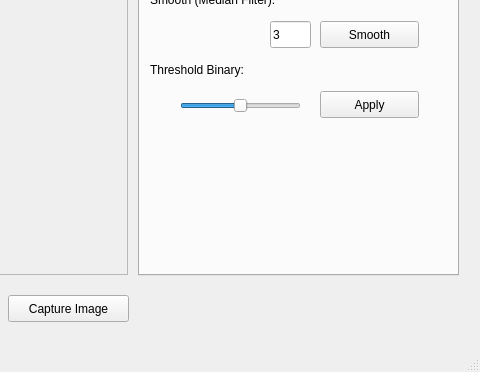
Before: the Qt Designer form mainwindow.ui in sina-cb/ColonD_ImageProcessor, drawn with Qt 5; both pictures show x 692 to 1172 and y 242 to 614 of the 1172 by 614 pixel window.
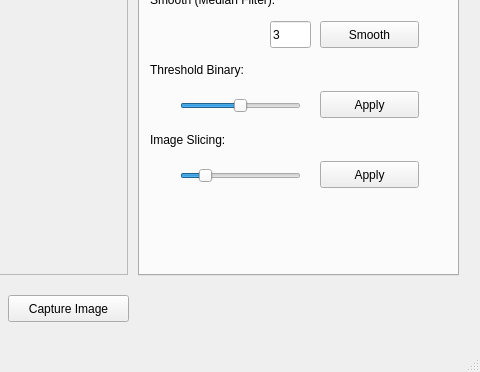
After: the same form once the commit is applied.

Patch:
```diff
--- a/mainwindow.ui
+++ b/mainwindow.ui
@@ -305,6 +305,60 @@
        <enum>Qt::Horizontal</enum>
       </property>
      </widget>
+     <widget class="QLabel" name="label_6">
+      <property name="geometry">
+       <rect>
+        <x>10</x>
+        <y>320</y>
+        <width>181</width>
+        <height>17</height>
+       </rect>
+      </property>
+      <property name="text">
+       <string>Image Slicing:</string>
+      </property>
+     </widget>
+     <widget class="QSlider" name="thresholdBinSlide_2">
+      <property name="geometry">
+       <rect>
+        <x>40</x>
+        <y>350</y>
+        <width>121</width>
+        <height>29</height>
+       </rect>
+      </property>
+      <property name="minimum">
+       <number>2</number>
+      </property>
+      <property name="maximum">
+       <number>20</number>
+      </property>
+      <property name="singleStep">
+       <number>1</number>
+      </property>
+      <property name="pageStep">
+       <number>2</number>
+      </property>
+      <property name="value">
+       <number>5</number>
+      </property>
+      <property name="orientation">
+       <enum>Qt::Horizontal</enum>
+      </property>
+     </widget>
+     <widget class="QPushButton" name="slicingBtn">
+      <property name="geometry">
+       <rect>
+        <x>180</x>
+        <y>350</y>
+        <width>99</width>
+        <height>27</height>
+       </rect>
+      </property>
+      <property name="text">
+       <string>Apply</string>
+      </property>
+     </widget>
     </widget>
     <widget class="QWidget" name="tab_2">
      <attribute name="title">
```
